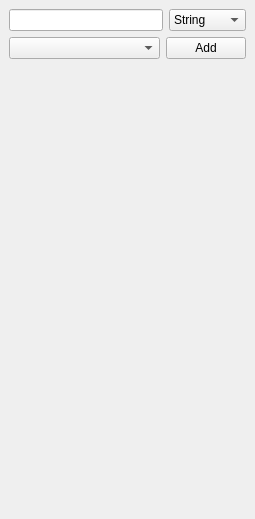
Qt form src/plugins/summary/searchwidget.ui (0xd34df00d/leechcraft) before a commit.
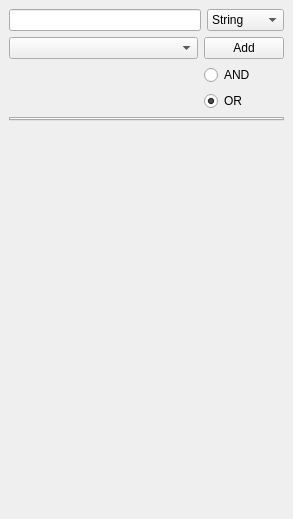
The same form after that commit.

Diff of the .ui file:
```diff
--- a/src/plugins/summary/searchwidget.ui
+++ b/src/plugins/summary/searchwidget.ui
@@ -6,7 +6,7 @@
    <rect>
     <x>0</x>
     <y>0</y>
-    <width>255</width>
+    <width>293</width>
     <height>519</height>
    </rect>
   </property>
@@ -14,7 +14,7 @@
    <string>Search parameters</string>
   </property>
   <widget class="QWidget" name="dockWidgetContents">
-   <layout class="QVBoxLayout" name="verticalLayout">
+   <layout class="QVBoxLayout" name="verticalLayout_2">
     <item>
      <layout class="QHBoxLayout" name="horizontalLayout">
       <item>
@@ -53,7 +53,7 @@
      </layout>
     </item>
     <item>
-     <layout class="QHBoxLayout" name="somelayout">
+     <layout class="QHBoxLayout" name="horizontalLayout_2">
       <item>
        <layout class="QVBoxLayout" name="SearchStuff_">
         <item>
@@ -75,8 +75,23 @@
           </property>
          </widget>
         </item>
+        <item>
+         <spacer name="verticalSpacer_2">
+          <property name="orientation">
+           <enum>Qt::Vertical</enum>
+          </property>
+          <property name="sizeHint" stdset="0">
+           <size>
+            <width>20</width>
+            <height>40</height>
+           </size>
+          </property>
+         </spacer>
+        </item>
        </layout>
       </item>
+      <item>
+       <layout class="QVBoxLayout" name="verticalLayout">
       <item>
        <widget class="QPushButton" name="Add_">
         <property name="sizePolicy">
@@ -90,7 +105,49 @@
         </property>
        </widget>
       </item>
-     </layout>
+        <item>
+         <widget class="QRadioButton" name="And_">
+          <property name="text">
+           <string>AND</string>
+          </property>
+         </widget>
+        </item>
+        <item>
+         <widget class="QRadioButton" name="Or_">
+          <property name="text">
+           <string>OR</string>
+          </property>
+          <property name="checked">
+           <bool>true</bool>
+          </property>
+         </widget>
+        </item>
+        <item>
+         <spacer name="verticalSpacer_3">
+          <property name="orientation">
+           <enum>Qt::Vertical</enum>
+          </property>
+          <property name="sizeHint" stdset="0">
+           <size>
+            <width>20</width>
+            <height>40</height>
+           </size>
+          </property>
+         </spacer>
+        </item>
+       </layout>
+      </item>
+     </layout>
+    </item>
+    <item>
+     <widget class="QTabWidget" name="ParamsTabs_">
+      <property name="sizePolicy">
+       <sizepolicy hsizetype="Expanding" vsizetype="Preferred">
+        <horstretch>0</horstretch>
+        <verstretch>0</verstretch>
+       </sizepolicy>
+      </property>
+     </widget>
     </item>
     <item>
      <spacer name="verticalSpacer">
```
Lines whose indentation alone changed are shown as unchanged.
